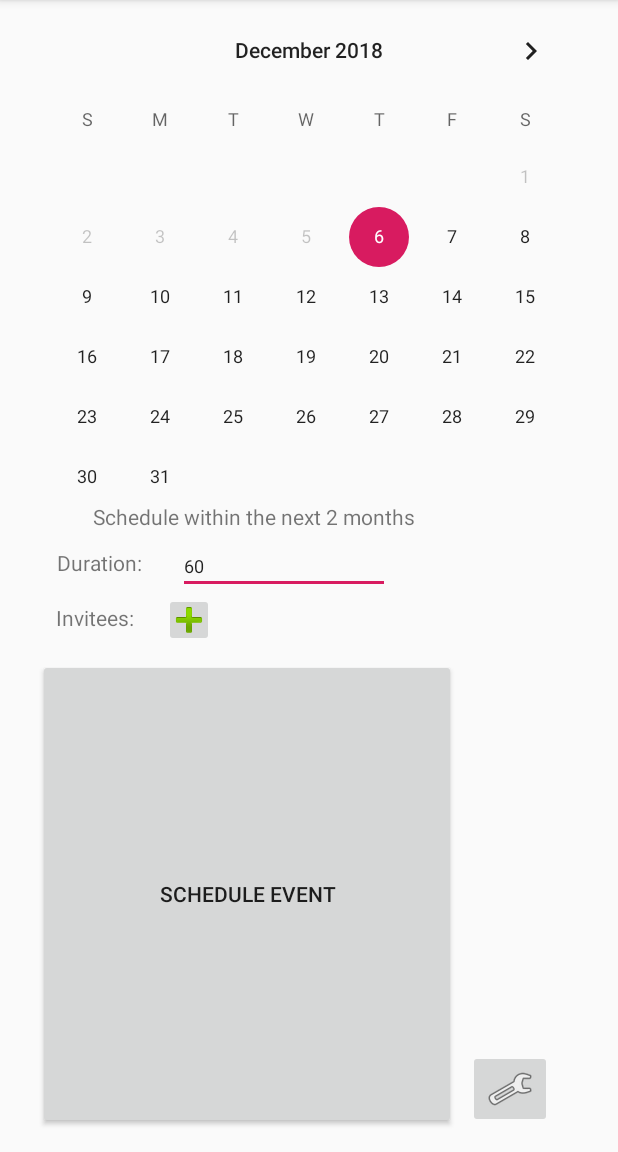
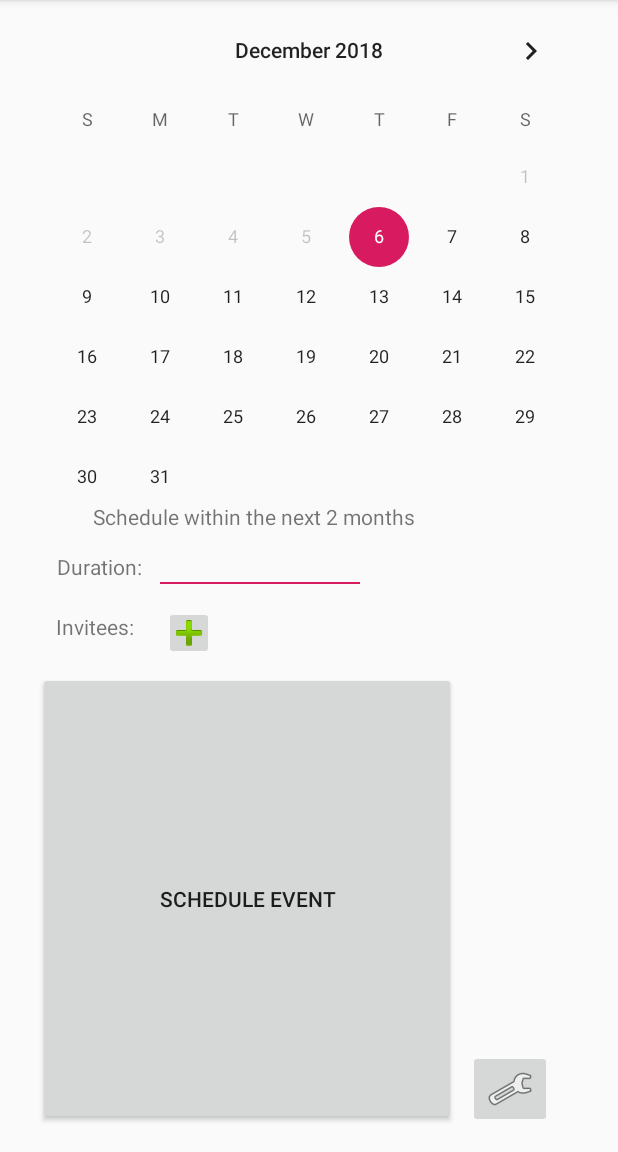
Before and after one commit to wesley-tang/Overlap, an Android app: the CalendarSelect screen opened directly, with no data from a screen before it, on a phone screen of 412 x 824 dp, the part 84-1236 px from its top. Run offline under Robolectric (Android 15) with nearby library versions, the phone set to English and light mode, and no system bars; our stand-ins replace Firebase (no records; nobody signed in at launch, a user with empty details on screens opened directly).

Commit message:
Revert "(Maybe) fixed the duration field?"
This reverts commit 9c531496dca3022ee250c94e1f5d9553678c1b6a.

```diff
--- a/Overlap/app/src/main/res/layout/activity_calendar_select.xml
+++ b/Overlap/app/src/main/res/layout/activity_calendar_select.xml
@@ -99,25 +99,20 @@
 
     <EditText
         android:id="@+id/durationField"
-        style="@style/Widget.AppCompat.EditText"
         android:layout_width="141dp"
-        android:layout_height="37dp"
+        android:layout_height="19dp"
+        android:layout_marginBottom="8dp"
+        android:layout_marginEnd="8dp"
         android:layout_marginStart="8dp"
         android:layout_marginTop="8dp"
-        android:layout_marginEnd="152dp"
-        android:layout_marginBottom="18dp"
-        android:autofillHints=""
         android:ems="10"
         android:inputType="number"
-        android:singleLine="true"
-        android:text="@string/one"
-        android:textSize="12sp"
         app:layout_constraintBottom_toTopOf="@+id/schedule"
         app:layout_constraintEnd_toEndOf="parent"
-        app:layout_constraintHorizontal_bias="1.0"
-        app:layout_constraintStart_toStartOf="parent"
-        app:layout_constraintTop_toTopOf="parent"
-        app:layout_constraintVertical_bias="0.933"
-        tools:text="@string/one" />
+        app:layout_constraintHorizontal_bias="0.0"
+        app:layout_constraintStart_toEndOf="@+id/textView3"
+        app:layout_constraintTop_toBottomOf="@+id/datesText"
+        app:layout_constraintVertical_bias="0.195"
+        android:autofillHints="" />
 
 </android.support.constraint.ConstraintLayout>
```
